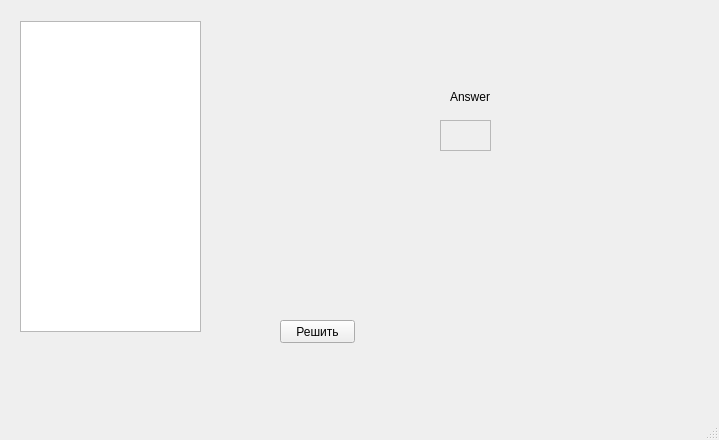
First picture: the form in mainwindow.ui, repository danya140/Project, before the edit.
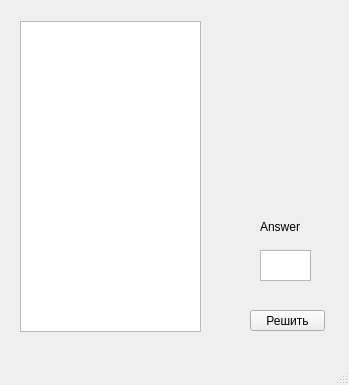
Second picture: the form after the edit.

Commit message:
modified:   main.cpp add function before exec 	modified:   mainwindow.cpp seter for input file 	modified:   mainwindow.h just clear 	modified:   mainwindow.ui fit ui 	modified:   tproger.pro.user
	Working version

The edit to the form file:
```diff
--- a/mainwindow.ui
+++ b/mainwindow.ui
@@ -6,8 +6,8 @@
    <rect>
     <x>0</x>
     <y>0</y>
-    <width>719</width>
-    <height>440</height>
+    <width>349</width>
+    <height>385</height>
    </rect>
   </property>
   <property name="windowTitle">
@@ -17,10 +17,10 @@
    <widget class="QPushButton" name="answButt">
     <property name="geometry">
      <rect>
-      <x>280</x>
-      <y>320</y>
+      <x>250</x>
+      <y>310</y>
       <width>75</width>
-      <height>23</height>
+      <height>21</height>
      </rect>
     </property>
     <property name="text">
@@ -30,8 +30,8 @@
    <widget class="QLabel" name="answTxt">
     <property name="geometry">
      <rect>
-      <x>450</x>
-      <y>90</y>
+      <x>260</x>
+      <y>220</y>
       <width>47</width>
       <height>13</height>
      </rect>
@@ -52,12 +52,12 @@
    </widget>
    <widget class="QTextBrowser" name="answ">
     <property name="enabled">
-     <bool>false</bool>
+     <bool>true</bool>
     </property>
     <property name="geometry">
      <rect>
-      <x>440</x>
-      <y>120</y>
+      <x>260</x>
+      <y>250</y>
       <width>51</width>
       <height>31</height>
      </rect>
```
Left out of the diff: 2 changed lines with no effect on the pictures. The commit also changes 4 other files.
